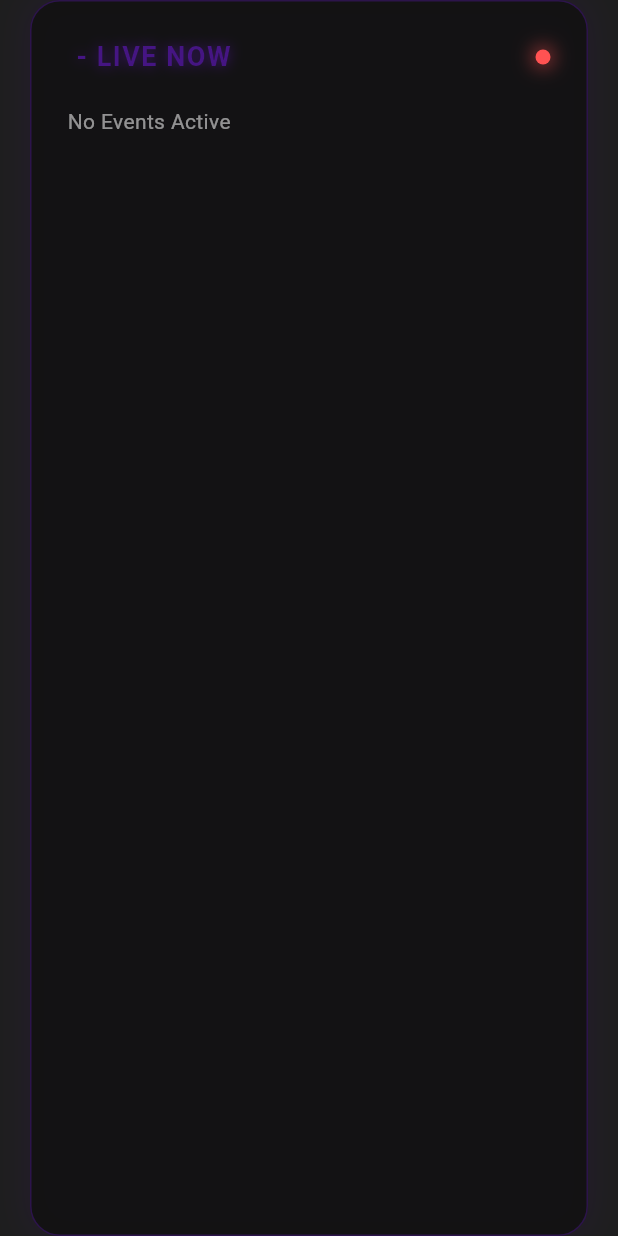
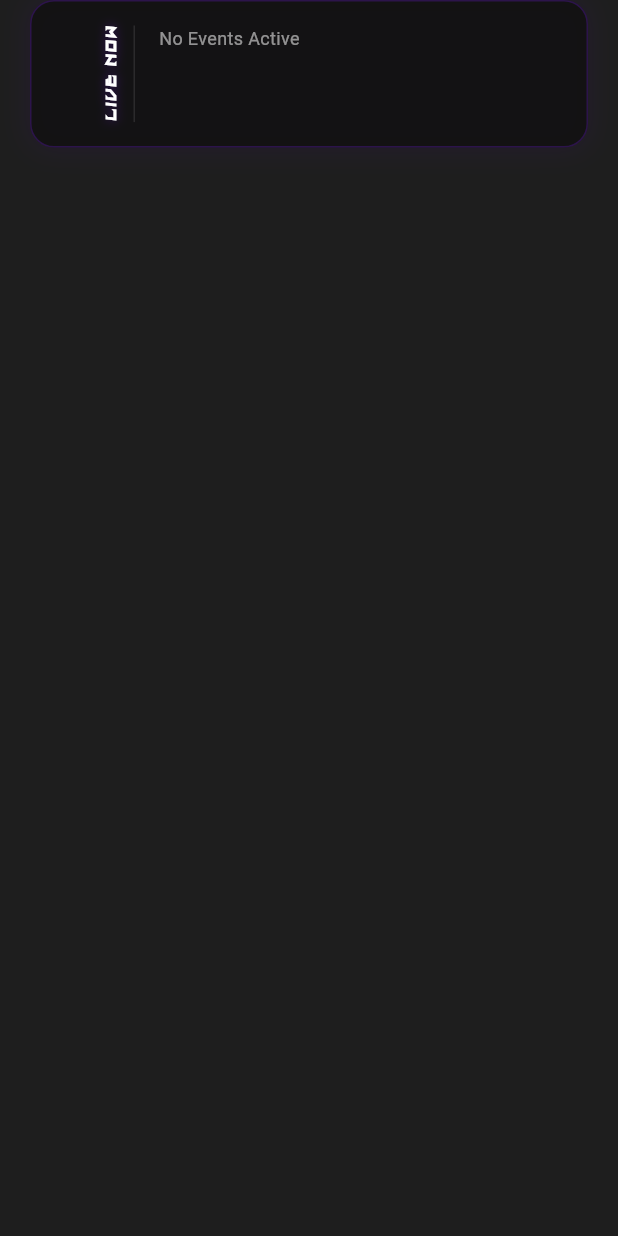
Before and after one commit to Sivanandhpp/f4ture, a Flutter app: the LiveNowWidget widget shown alone on an empty page, opened directly with empty values, on a phone screen of 412 x 824 dp. Run offline on Flutter 3.47's test engine with Material 3 defaults, Android fonts, the phone set to English and light mode, and no system bars; our stand-ins replace cached_network_image, chewie, cloud_firestore, file_picker, firebase_auth, firebase_core and 10 more; accounts and stored records are empty; network calls fail.

Commit message:
added new font and updated home screen design

```diff
--- a/lib/app/modules/home/controllers/home_controller.dart
+++ b/lib/app/modules/home/controllers/home_controller.dart
@@ -84,6 +84,39 @@ class HomeController extends GetxController with WidgetsBindingObserver {
   }
 
   void _updateState() {
+    // --- SIMULATION MODE: DAY 1 LIVE ---
+    homeState.value = HomeState.live;
+    currentDayLabel.value = 'Day 1';
+
+    currentEvent.value = EventModel(
+      eventId: 'sim_1',
+      title: 'Opening Ceremony',
+      description: 'Grand opening of F4ture 2026',
+      type: 'Ceremony',
+      day: 1,
+      startTime: DateTime(2026, 1, 29, 10, 0),
+      endTime: DateTime(2026, 1, 29, 11, 0),
+      venue: 'Main Auditorium',
+      createdAt: DateTime.now(),
+      updatedAt: DateTime.now(),
+    );
+
+    nextEvent.value = EventModel(
+      eventId: 'sim_2',
+      title: 'Keynote: The Future of AI',
+      description: 'Insights into AGI',
+      type: 'Keynote',
+      day: 1,
+      startTime: DateTime(2026, 1, 29, 11, 30),
+      venue: 'Hall A',
+      createdAt: DateTime.now(),
+      updatedAt: DateTime.now(),
+    );
+
+    nextEventTimeLeft.value = '30m';
+
+    // --- REAL LOGIC (Commented out for simulation) ---
+    /*
     final now = DateTime.now();
 
     // 1. Check if before Event Start
@@ -104,8 +137,6 @@ class HomeController extends GetxController with WidgetsBindingObserver {
     homeState.value = HomeState.live;
 
     // Day Calculation
-    // Day 1: 29 Jan
-    // Day 2: 30 Jan...
     final diffDays = now.difference(eventStartDate).inDays + 1;
     if (diffDays >= 1 && diffDays <= 4) {
       currentDayLabel.value = 'Day $diffDays';
@@ -117,28 +148,13 @@ class HomeController extends GetxController with WidgetsBindingObserver {
     }
 
     // 3. Find Current and Next Event
-    // Current: Started but not ended (or closest future if nothing running)
-    // Actually, user wants:
-    // "Current <next event...>"
-    // Let's find the first event that hasn't ended yet
-
-    final upcoming = events
-        .where((e) => e.endTime == null || e.endTime!.isAfter(now))
-        .toList();
+    final upcoming = events.where((e) => e.endTime == null || e.endTime!.isAfter(now)).toList();
 
     if (upcoming.isNotEmpty) {
-      // Logic:
-      // If we are IN an event (start < now < end), that's current.
-      // If not, the immediate next start is current (as "Up Next").
-
-      // Let's try to find an active event first
-      final active = upcoming.firstWhereOrNull(
-        (e) => e.startTime.isBefore(now),
-      );
+      final active = upcoming.firstWhereOrNull((e) => e.startTime.isBefore(now));
 
       if (active != null) {
         currentEvent.value = active;
-        // Next is the one after active
         final index = upcoming.indexOf(active);
         if (index + 1 < upcoming.length) {
           nextEvent.value = upcoming[index + 1];
@@ -146,7 +162,6 @@ class HomeController extends GetxController with WidgetsBindingObserver {
           nextEvent.value = null;
         }
       } else {
-        // No active event, so everything is future. Current is the first one.
         currentEvent.value = upcoming.first;
         if (upcoming.length > 1) {
           nextEvent.value = upcoming[1];
@@ -155,7 +170,6 @@ class HomeController extends GetxController with WidgetsBindingObserver {
         }
       }
 
-      // Calc time left for NEXT event to START
       if (nextEvent.value != null) {
          final diff = nextEvent.value!.startTime.difference(now);
          if (diff.isNegative) {
@@ -170,10 +184,12 @@ class HomeController extends GetxController with WidgetsBindingObserver {
             }
          }
       }
+
     } else {
       currentEvent.value = null;
       nextEvent.value = null;
     }
+    */
   }
 
   @override
--- a/lib/app/modules/home/widgets/live_now_widget.dart
+++ b/lib/app/modules/home/widgets/live_now_widget.dart
@@ -21,136 +21,109 @@ class LiveNowWidget extends StatelessWidget {
   Widget build(BuildContext context) {
     return Container(
       margin: const EdgeInsets.symmetric(horizontal: 20),
-      padding: const EdgeInsets.all(24),
+      padding: const EdgeInsets.only(
+        top: 16,
+        bottom: 16,
+        left: 1,
+        right: 16,
+      ), // Compact padding
       decoration: BoxDecoration(
         color: AppColors.appbarbg.withOpacity(0.9),
-        borderRadius: BorderRadius.circular(20),
+        borderRadius: BorderRadius.circular(16),
         border: Border.all(color: AppColors.primary.withOpacity(0.5)),
         boxShadow: [
           BoxShadow(
             color: AppColors.primary.withOpacity(0.15),
-            blurRadius: 20,
-            spreadRadius: 2,
+            blurRadius: 15,
+            spreadRadius: 1,
           ),
         ],
       ),
+      child: IntrinsicHeight(
+        child: Row(
+          crossAxisAlignment: CrossAxisAlignment.stretch,
+          children: [
+            // Left: Vertical Day Label
+            Container(
+              padding: const EdgeInsets.symmetric(horizontal: 8),
+              decoration: BoxDecoration(
+                border: Border(
+                  right: BorderSide(
+                    color: Colors.white.withOpacity(0.1),
+                    width: 1,
+                  ),
+                ),
+              ),
+              child: Center(
+                child: RotatedBox(
+                  quarterTurns: 3,
                   child: Column(
-        crossAxisAlignment: CrossAxisAlignment.start,
-        children: [
-          // Header: DAY X - LIVE NOW
-          Row(
-            mainAxisAlignment: MainAxisAlignment.spaceBetween,
                     children: [
                       Text(
-                '$dayLabel - LIVE NOW',
+                        dayLabel.toUpperCase(),
                         style: AppFont.heading.copyWith(
-                  color: AppColors.primary, // Neon Green
-                  fontSize: 18,
+                          color: AppColors.appbaritems,
+                          fontSize: 26,
+                          fontFamily: 'Cynosure',
                           fontWeight: FontWeight.bold,
-                  letterSpacing: 1,
+                          letterSpacing: 2,
                           shadows: [
                             Shadow(
                               color: AppColors.primary.withOpacity(0.8),
-                      blurRadius: 10,
+                              blurRadius: 8,
                             ),
                           ],
                         ),
                       ),
-              Container(
-                width: 10,
-                height: 10,
-                decoration: BoxDecoration(
-                  shape: BoxShape.circle,
-                  color: Colors.redAccent,
-                  boxShadow: [
-                    BoxShadow(
-                      color: Colors.redAccent.withOpacity(0.6),
-                      blurRadius: 10,
-                      spreadRadius: 2,
+                      Text(
+                        'LIVE NOW',
+                        style: AppFont.heading.copyWith(
+                          color: AppColors.appbaritems,
+                          fontSize: 10,
+                          fontFamily: 'Cynosure',
+                          fontWeight: FontWeight.bold,
+                          letterSpacing: 2,
+                          shadows: [
+                            Shadow(
+                              color: AppColors.primary.withOpacity(0.8),
+                              blurRadius: 8,
                             ),
                           ],
                         ),
                       ),
                     ],
                   ),
-          const SizedBox(height: 20),
+                ),
+              ),
+            ),
 
+            const SizedBox(width: 16),
+
+            // Right: Content
+            Expanded(
+              child: Column(
+                crossAxisAlignment: CrossAxisAlignment.start,
+                mainAxisSize: MainAxisSize.min,
+                children: [
                   // Current Event
                   if (currentEvent != null) ...[
-            Text(
+                    const Text(
                       'HAPPENING NOW',
                       style: TextStyle(
                         color: Colors.white54,
-                fontSize: 10,
-                letterSpacing: 1.5,
+                        fontSize: 9,
+                        letterSpacing: 1.2,
                         fontWeight: FontWeight.bold,
                       ),
                     ),
-            const SizedBox(height: 8),
+                    const SizedBox(height: 4),
                     Text(
                       currentEvent!.title,
                       style: AppFont.heading.copyWith(
                         color: Colors.white,
-                fontSize: 22,
+                        fontSize: 18,
                         fontWeight: FontWeight.bold,
-                height: 1.2,
-              ),
-              maxLines: 2,
-              overflow: TextOverflow.ellipsis,
-            ),
-            const SizedBox(height: 4),
-            Row(
-              children: [
-                const Icon(
-                  Icons.location_on_outlined,
-                  size: 14,
-                  color: AppColors.primary,
-                ),
-                const SizedBox(width: 4),
-                Text(
-                  currentEvent!.venue,
-                  style: const TextStyle(color: Colors.white70, fontSize: 14),
-                ),
-              ],
-            ),
-          ] else ...[
-            const Text(
-              'No Events Active',
-              style: TextStyle(color: Colors.white54),
-            ),
-          ],
-
-          // Divider
-          if (nextEvent != null) ...[
-            const Padding(
-              padding: EdgeInsets.symmetric(vertical: 16),
-              child: Divider(color: Colors.white10),
-            ),
-
-            // Next Event
-            Text(
-              'UP NEXT',
-              style: TextStyle(
-                color: Colors.white54,
-                fontSize: 10,
-                letterSpacing: 1.5,
-                fontWeight: FontWeight.bold,
-              ),
-            ),
-            const SizedBox(height: 8),
-            Row(
-              crossAxisAlignment: CrossAxisAlignment.start,
-              children: [
-                Expanded(
-                  child: Column(
-                    crossAxisAlignment: CrossAxisAlignment.start,
-                    children: [
-                      Text(
-                        nextEvent!.title,
-                        style: const TextStyle(
-                          color: Colors.white,
-                          fontSize: 16,
-                          fontWeight: FontWeight.w600,
+                        height: 1.1,
                       ),
                       maxLines: 1,
                       overflow: TextOverflow.ellipsis,
@@ -161,44 +134,91 @@ class LiveNowWidget extends StatelessWidget {
                         const Icon(
                           Icons.location_on_outlined,
                           size: 12,
-                            color: Colors.white54,
+                          color: AppColors.primary,
                         ),
                         const SizedBox(width: 4),
-                          Text(
-                            nextEvent!.venue,
+                        Expanded(
+                          child: Text(
+                            currentEvent!.venue,
                             style: const TextStyle(
-                              color: Colors.white54,
+                              color: Colors.white70,
                               fontSize: 12,
+                            ),
+                            maxLines: 1,
+                            overflow: TextOverflow.ellipsis,
                           ),
                         ),
                       ],
                     ),
+                  ] else ...[
+                    const Text(
+                      'No Events Active',
+                      style: TextStyle(color: Colors.white54, fontSize: 12),
+                    ),
+                  ],
+
+                  // Divider
+                  if (nextEvent != null) ...[
+                    const Padding(
+                      padding: EdgeInsets.symmetric(vertical: 10),
+                      child: Divider(color: Colors.white10, height: 1),
+                    ),
+
+                    // Next Event
+                    Row(
+                      mainAxisAlignment: MainAxisAlignment.spaceBetween,
+                      children: [
+                        Expanded(
+                          child: Column(
+                            crossAxisAlignment: CrossAxisAlignment.start,
+                            children: [
+                              const Text(
+                                'UP NEXT',
+                                style: TextStyle(
+                                  color: Colors.white54,
+                                  fontSize: 9,
+                                  letterSpacing: 1.2,
+                                  fontWeight: FontWeight.bold,
+                                ),
+                              ),
+                              const SizedBox(height: 2),
+                              Text(
+                                nextEvent!.title,
+                                style: const TextStyle(
+                                  color: Colors.white,
+                                  fontSize: 14,
+                                  fontWeight: FontWeight.w600,
+                                ),
+                                maxLines: 1,
+                                overflow: TextOverflow.ellipsis,
+                              ),
                             ],
                           ),
                         ),
+                        const SizedBox(width: 8),
                         Container(
                           padding: const EdgeInsets.symmetric(
-                    horizontal: 10,
+                            horizontal: 8,
                             vertical: 4,
                           ),
                           decoration: BoxDecoration(
                             color: Colors.white.withOpacity(0.05),
-                    borderRadius: BorderRadius.circular(8),
+                            borderRadius: BorderRadius.circular(6),
                             border: Border.all(color: Colors.white12),
                           ),
                           child: Row(
                             children: [
                               const Icon(
                                 Icons.timer_outlined,
-                        size: 12,
+                                size: 10,
                                 color: AppColors.primary,
                               ),
                               const SizedBox(width: 4),
                               Text(
-                        'in $nextEventTimeLeft',
+                                nextEventTimeLeft,
                                 style: const TextStyle(
                                   color: AppColors.primary,
-                          fontSize: 12,
+                                  fontSize: 10,
                                   fontWeight: FontWeight.bold,
                                 ),
                               ),
@@ -210,6 +230,10 @@ class LiveNowWidget extends StatelessWidget {
                   ],
                 ],
               ),
+            ),
+          ],
+        ),
+      ),
     );
   }
 }
```
Also changed, not shown: pubspec.yaml (+6 -1 lines), assets/fonts/Cynosure.ttf (added), assets/fonts/Orbitron.ttf (added), assets/svgs/day_1.svg (deleted), assets/svgs/day_2.svg (deleted), assets/svgs/day_3.svg (deleted), assets/svgs/day_4.svg (deleted). Lines whose indentation alone changed are shown as unchanged.
